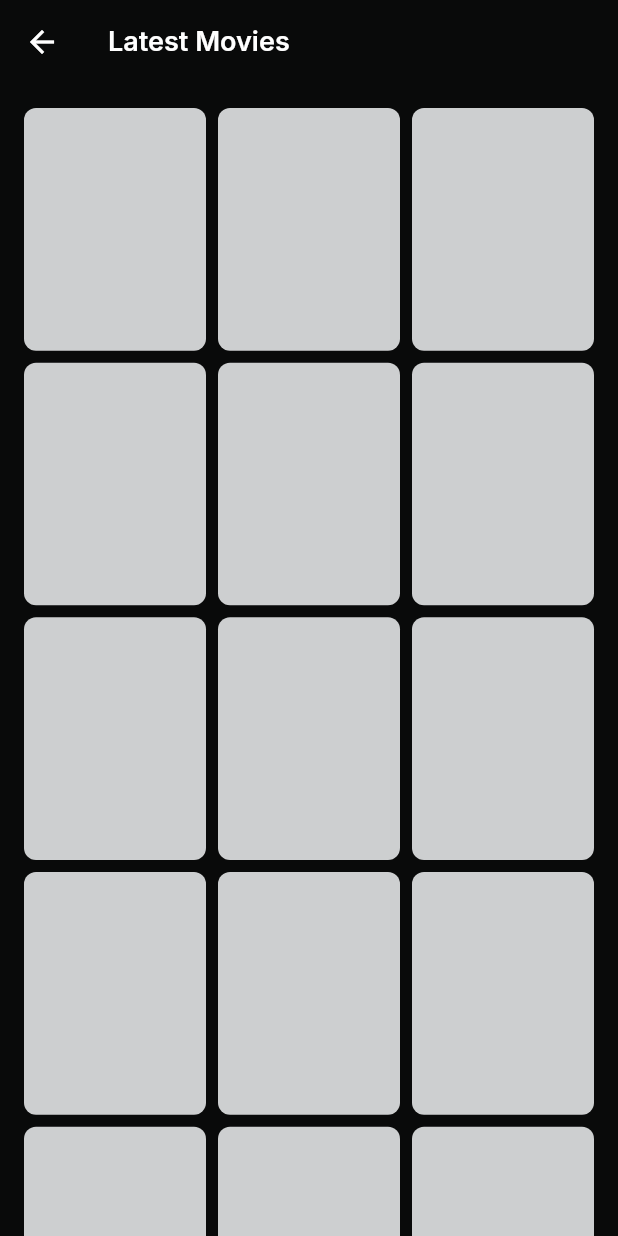
After one commit to RidhaAF/movie_room, a Flutter app: the LatestMoviesPage screen opened by its route, on a phone screen of 412 x 824 dp. The commit adds this screen. Run offline on Flutter 3.47's test engine with Material 2 defaults, Android fonts, the light colour scheme and no system bars; our stand-ins replace carousel_slider, google_fonts; network calls fail.

Commit message:
Add Latest Movies, Latest Series, Popular, Upcoming Pages

```diff
--- a/lib/main.dart
+++ b/lib/main.dart
@@ -1,6 +1,11 @@
 import 'package:flutter/material.dart';
 import 'package:movie_room/pages/auth/sign_in_page.dart';
 import 'package:movie_room/pages/home/home_page.dart';
+import 'package:movie_room/pages/home/latest_movies_page.dart';
+import 'package:movie_room/pages/home/latest_series_page.dart';
+import 'package:movie_room/pages/home/movie_detail_page.dart';
+import 'package:movie_room/pages/home/popular_page.dart';
+import 'package:movie_room/pages/home/upcoming_page.dart';
 import 'package:movie_room/pages/main_page.dart';
 import 'package:movie_room/pages/profile/profile_page.dart';
 import 'package:movie_room/pages/search/search_page.dart';
@@ -23,6 +28,11 @@ class MyApp extends StatelessWidget {
         '/sign-in': (context) => const SignInPage(),
         '/main': (context) => const MainPage(),
         '/home': (context) => const HomePage(),
+        '/latest-movies': (context) => const LatestMoviesPage(),
+        '/latest-series': (context) => const LatestSeriesPage(),
+        '/popular': (context) => const PopularPage(),
+        '/upcoming': (context) => const UpcomingPage(),
+        '/movie/detail': (context) => const MovieDetailPage(),
         '/search': (context) => const SearchPage(),
         '/watchlist': (context) => const WatchlistPage(),
         '/profile': (context) => const ProfilePage(),
--- /dev/null
+++ b/lib/pages/home/latest_movies_page.dart
@@ -0,0 +1,49 @@
+import 'package:flutter/material.dart';
+import 'package:google_fonts/google_fonts.dart';
+import 'package:movie_room/themes/theme.dart';
+
+class LatestMoviesPage extends StatelessWidget {
+  const LatestMoviesPage({Key? key}) : super(key: key);
+
+  @override
+  Widget build(BuildContext context) {
+    Widget moviesCard() {
+      return Container(
+        decoration: BoxDecoration(
+          color: secondaryColor,
+          borderRadius: BorderRadius.circular(defaultRadius),
+        ),
+      );
+    }
+
+    Widget moviesGrid() {
+      return GridView.count(
+        crossAxisCount: 3,
+        crossAxisSpacing: 8,
+        mainAxisSpacing: 8,
+        childAspectRatio: 3 / 4,
+        padding: EdgeInsets.all(defaultMargin),
+        children: [
+          for (int i = 0; i < 15; i++) moviesCard(),
+        ],
+      );
+    }
+
+    return Scaffold(
+      appBar: AppBar(
+        automaticallyImplyLeading: true,
+        backgroundColor: backgroundColor1,
+        elevation: 0,
+        title: Text(
+          'Latest Movies',
+          style: GoogleFonts.inter(
+            fontSize: 18,
+            fontWeight: semiBold,
+          ),
+        ),
+      ),
+      backgroundColor: backgroundColor1,
+      body: moviesGrid(),
+    );
+  }
+}
```
Also changed, not shown: lib/pages/home/home_page.dart (+34 -9 lines), lib/pages/home/latest_series_page.dart (added, +49 -0 lines), lib/pages/home/popular_page.dart (added, +49 -0 lines), lib/pages/home/upcoming_page.dart (added, +49 -0 lines).
